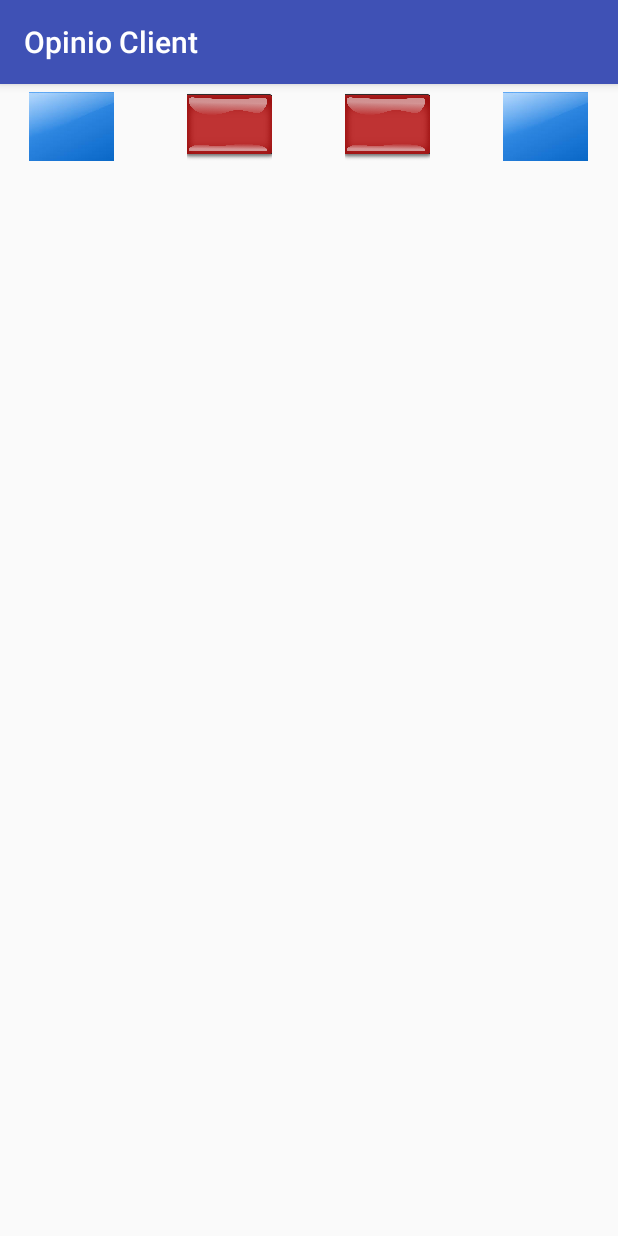
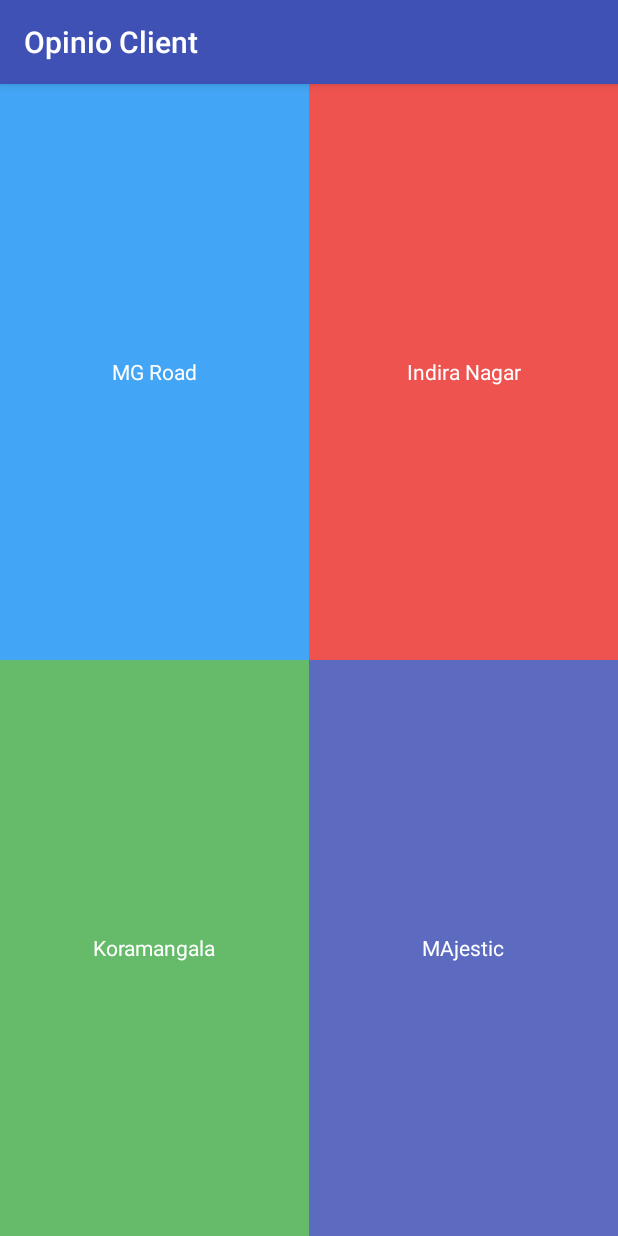
Before and after one commit to KunalKhaire85/opinio_challenge, an Android app: the screen it shows after launch (MainActivity), on a phone screen of 412 x 824 dp. Run offline under Robolectric (Android 15) with nearby library versions, the phone set to English and light mode, and no system bars.

Commit message:
Add new layout

```diff
--- a/app/src/main/java/com/opinio/myapplication/MainActivity.java
+++ b/app/src/main/java/com/opinio/myapplication/MainActivity.java
@@ -10,10 +10,10 @@ import android.support.v4.app.TaskStackBuilder;
 import android.support.v7.app.AppCompatActivity;
 import android.view.View;
 import android.view.ViewGroup;
-import android.widget.AdapterView;
 import android.widget.BaseAdapter;
 import android.widget.GridView;
 import android.widget.ImageView;
+import android.widget.TextView;
 
 import org.json.JSONException;
 import org.json.JSONObject;
@@ -26,30 +26,27 @@ import java.net.MalformedURLException;
 import java.net.ProtocolException;
 import java.net.URL;
 
-public class MainActivity extends AppCompatActivity {
+public class MainActivity extends AppCompatActivity implements  View.OnClickListener{
+
+    TextView one;
+    TextView two;
+    TextView three;
+    TextView four;
 
     @Override
     protected void onCreate(Bundle savedInstanceState) {
         super.onCreate(savedInstanceState);
-        setContentView(R.layout.activity_main);
+        setContentView(R.layout.location_layout);
 
+        one = (TextView) findViewById(R.id.oneView);
+        two = (TextView) findViewById(R.id.twoView);
+        three = (TextView) findViewById(R.id.threeView);
+        four = (TextView) findViewById(R.id.fourView);
 
-        GridView gridview = (GridView) findViewById(R.id.gridview);
-        gridview.setAdapter(new ImageAdapter(this));
-
-        gridview.setOnItemClickListener(new AdapterView.OnItemClickListener() {
-            public void onItemClick(AdapterView<?> parent, View v,
-                                    int position, long id) {
-
-            //this is a dummy post to signal to the server that the user has changed location,ideally this should be in a background thread
-                postUsingUrlConnection();
-
-            //this is a dummy notification to the device.Ideally we are expecting GCM to send notification to this client.
-                showNotification();
-            }
-        });
-
-
+        one.setOnClickListener(this);
+        two.setOnClickListener(this);
+        three.setOnClickListener(this);
+        four.setOnClickListener(this);
     }
 
     /**
@@ -87,7 +84,20 @@ public class MainActivity extends AppCompatActivity {
         mNotificationManager.notify(1, mBuilder.build());
     }
 
+    @Override
+    public void onClick(View v) {
+        if (v.getId() == R.id.oneView){
 
+        }else if (v.getId() == R.id.twoView){
+
+        }else if (v.getId() == R.id.threeView){
+
+        }else if (v.getId() == R.id.fourView){
+
+        }
+
+        showNotification();
+    }
 
 
     public class ImageAdapter extends BaseAdapter {
--- /dev/null
+++ b/app/src/main/res/layout/location_layout.xml
@@ -0,0 +1,74 @@
+<RelativeLayout xmlns:android="http://schemas.android.com/apk/res/android"
+    xmlns:tools="http://schemas.android.com/tools"
+    android:layout_width="match_parent"
+    android:layout_height="match_parent" >
+
+    <View
+        android:id="@+id/centerVerticalShim"
+        android:layout_width="match_parent"
+        android:layout_height="0dp"
+        android:layout_centerVertical="true"
+        android:visibility="invisible" />
+
+    <View
+        android:id="@+id/centerHorizontalShim"
+        android:layout_width="0dp"
+        android:layout_height="match_parent"
+        android:layout_centerHorizontal="true"
+        android:visibility="invisible" />
+
+    <TextView
+        android:layout_width="match_parent"
+        android:layout_height="match_parent"
+        android:layout_above="@+id/centerVerticalShim"
+        android:layout_alignParentLeft="true"
+        android:layout_alignParentTop="true"
+        android:layout_toLeftOf="@+id/centerHorizontalShim"
+        android:background="#42A5F5"
+        android:gravity="center"
+        android:text="@string/one"
+        android:textColor="#FFFFFF"
+        android:id="@+id/oneView">
+    </TextView>
+
+    <TextView
+        android:layout_width="match_parent"
+        android:layout_height="match_parent"
+        android:layout_above="@+id/centerVerticalShim"
+        android:layout_alignParentRight="true"
+        android:layout_alignParentTop="true"
+        android:layout_toRightOf="@+id/centerHorizontalShim"
+        android:background="#EF5350"
+        android:gravity="center"
+        android:text="@string/two"
+        android:textColor="#FFFFFF"
+        android:id="@+id/twoView">
+    </TextView>
+
+    <TextView
+        android:layout_width="match_parent"
+        android:layout_height="match_parent"
+        android:layout_alignParentBottom="true"
+        android:layout_alignParentLeft="true"
+        android:layout_below="@+id/centerVerticalShim"
+        android:layout_toLeftOf="@+id/centerHorizontalShim"
+        android:background="#66BB6A"
+        android:gravity="center"
+        android:text="@string/three"
+        android:textColor="#FFFFFF"
+        android:id="@+id/threeView">
+    </TextView>
+
+    <TextView
+        android:layout_width="match_parent"
+        android:layout_height="match_parent"
+        android:layout_alignParentBottom="true"
+        android:layout_alignParentRight="true"
+        android:layout_below="@+id/centerVerticalShim"
+        android:layout_toRightOf="@+id/centerHorizontalShim"
+        android:background="#5C6BC0"
+        android:gravity="center"
+        android:text="@string/four"
+        android:textColor="#FFFFFF"
+        android:id="@+id/fourView">
+    </TextView></RelativeLayout>
--- a/app/src/main/res/values/strings.xml
+++ b/app/src/main/res/values/strings.xml
@@ -1,3 +1,7 @@
 <resources>
     <string name="app_name">Opinio Client</string>
+    <string name="one">MG Road</string>
+    <string name="two">Indira Nagar</string>
+    <string name="three">Koramangala</string>
+    <string name="four">MAjestic</string>
 </resources>
```
